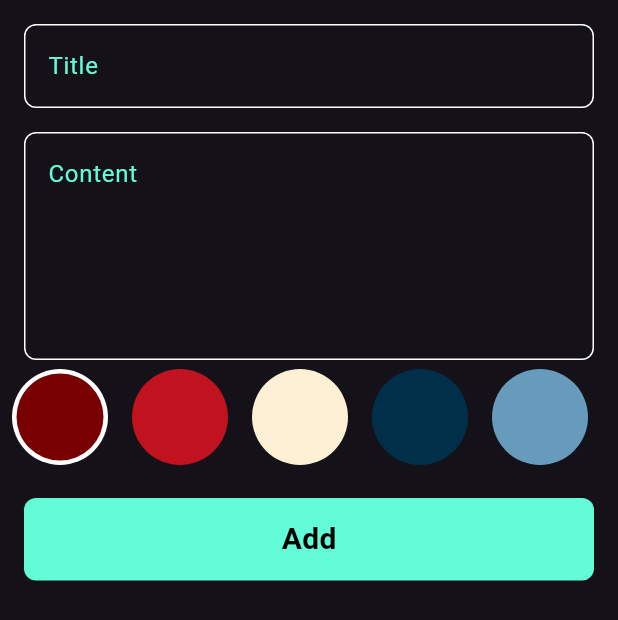
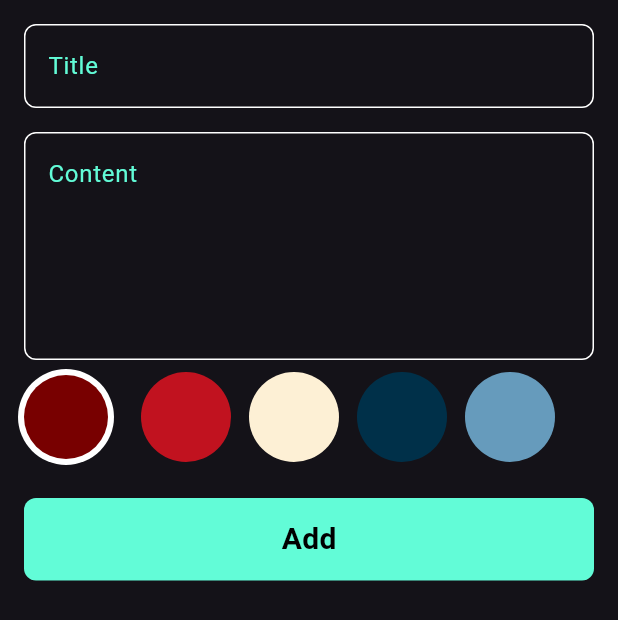
Before and after one commit to naserallahataya/notes_app, a Flutter app: the AddNoteForm widget shown alone on an empty page, opened directly, on a phone screen of 412 x 824 dp. Shown: the top 620 px of the screen. Run offline on Flutter 3.47's test engine with Material 3 defaults, Android fonts, the phone set to English and light mode, and no system bars; our stand-ins replace bloc, flutter_bloc, hive, hive_flutter; accounts and stored records are empty.

Commit message:
add color list to edit note

```diff
--- a/lib/cubits/add_note_cubit/add_note_cubit.dart
+++ b/lib/cubits/add_note_cubit/add_note_cubit.dart
@@ -9,7 +9,9 @@ part 'add_note_state.dart';
 class AddNotesCubit extends Cubit<AddNoteState> {
   AddNotesCubit() : super(AddNotesInitial());
 
+  Color color = const Color(0xffFDF0D5);
   addNote(NoteModel note) async {
+    note.color = color.value;
     emit(AddNoteLoading());
     try {
       var notesBox = Hive.box<NoteModel>(kNotesBox);
--- a/lib/cubits/notes_cubit/notes_cubit.dart
+++ b/lib/cubits/notes_cubit/notes_cubit.dart
@@ -9,7 +9,7 @@ part 'notes_state.dart';
 class NotesCubit extends Cubit<NotesState> {
   NotesCubit() : super(NotesInitial());
 
-  List<NoteModel>? notes;
+   List<NoteModel>? notes;
 
   fetchAllNotes() {
     var notesBox = Hive.box<NoteModel>(kNotesBox);
--- a/lib/views/constant.dart
+++ b/lib/views/constant.dart
@@ -2,3 +2,11 @@ import 'dart:ui';
 
 const kPrinaryColor = Color(0xff62FCD7);
 const kNotesBox = 'notes_box';
+
+List<Color> kColors = const [
+    Color(0xff780000),
+    Color(0xffC1121F),
+    Color(0xffFDF0D5),
+    Color(0xff003049),
+    Color(0xff669BBC),
+  ];
--- a/lib/views/widgets/addd_note_form.dart
+++ b/lib/views/widgets/addd_note_form.dart
@@ -40,7 +40,7 @@ class _AddNoteFormState extends State<AddNoteForm> {
                   },
                   hint: 'Content',
                   maxLines: 5),
-              const ColorLostView(),
+              const ColorListView(),
               BlocBuilder<AddNotesCubit, AddNoteState>(
                 builder: (context, state) {
                   return CustomButtom(
--- a/lib/views/widgets/color_list_view.dart
+++ b/lib/views/widgets/color_list_view.dart
@@ -1,4 +1,7 @@
 import 'package:flutter/material.dart';
+import 'package:flutter_bloc/flutter_bloc.dart';
+import 'package:note_app/cubits/add_note_cubit/add_note_cubit.dart';
+import 'package:note_app/views/constant.dart';
 
 class ColorItem extends StatelessWidget {
   const ColorItem({super.key, required this.isActinve, required this.color});
@@ -10,42 +13,35 @@ class ColorItem extends StatelessWidget {
     return isActinve
         ? CircleAvatar(
             backgroundColor: Colors.white,
-            radius: 34,
+            radius: 38,
             child: CircleAvatar(
-              radius: 29,
+              radius: 28,
               backgroundColor: color,
             ),
           )
         : CircleAvatar(
-            radius: 34,
+            radius: 30,
             backgroundColor: color,
           );
   }
 }
 
-class ColorLostView extends StatefulWidget {
-  const ColorLostView({super.key});
+class ColorListView extends StatefulWidget {
+  const ColorListView({super.key});
 
   @override
-  State<ColorLostView> createState() => _ColorLostViewState();
+  State<ColorListView> createState() => _ColorListViewState();
 }
 
-class _ColorLostViewState extends State<ColorLostView> {
+class _ColorListViewState extends State<ColorListView> {
   int currentIndex = 0;
 
-  List<Color> colors = const [
-    Color(0xff780000),
-    Color(0xffC1121F),
-    Color(0xffFDF0D5),
-    Color(0xff003049),
-    Color(0xff669BBC),
-  ];
   @override
   Widget build(BuildContext context) {
     return SizedBox(
       height: 38 * 2,
       child: ListView.builder(
-        itemCount: colors.length,
+        itemCount: kColors.length,
         scrollDirection: Axis.horizontal,
         itemBuilder: (context, index) {
           return Padding(
@@ -53,10 +49,11 @@ class _ColorLostViewState extends State<ColorLostView> {
             child: GestureDetector(
               onTap: () {
                 currentIndex = index;
+                BlocProvider.of<AddNotesCubit>(context).color = kColors[index];
                 setState(() {});
               },
               child: ColorItem(
-                color: colors[index],
+                color: kColors[index],
                 isActinve: currentIndex == index,
               ),
             ),
--- a/lib/views/widgets/edite_view_body.dart
+++ b/lib/views/widgets/edite_view_body.dart
@@ -2,8 +2,11 @@ import 'package:flutter/material.dart';
 import 'package:flutter_bloc/flutter_bloc.dart';
 import 'package:note_app/cubits/notes_cubit/notes_cubit.dart';
 import 'package:note_app/model/note_model.dart';
+import 'package:note_app/views/constant.dart';
+import 'package:note_app/views/widgets/color_list_view.dart';
 import 'package:note_app/views/widgets/custom_app_bar.dart';
 import 'package:note_app/views/widgets/custom_tet_filed.dart';
+import 'package:note_app/views/widgets/edit_note_color.dart';
 
 class EditNoteViewBody extends StatefulWidget {
   const EditNoteViewBody({super.key, required this.note});
@@ -47,6 +50,9 @@ class _EditNoteViewBodyState extends State<EditNoteViewBody> {
             hint: widget.note.subTitle,
             maxLines: 5,
           ),
+          EditNtoeColors(
+            note: widget.note,
+          )
         ],
       ),
     );
```
Also changed, not shown: lib/views/widgets/edit_note_color.dart (added, +49 -0 lines).
